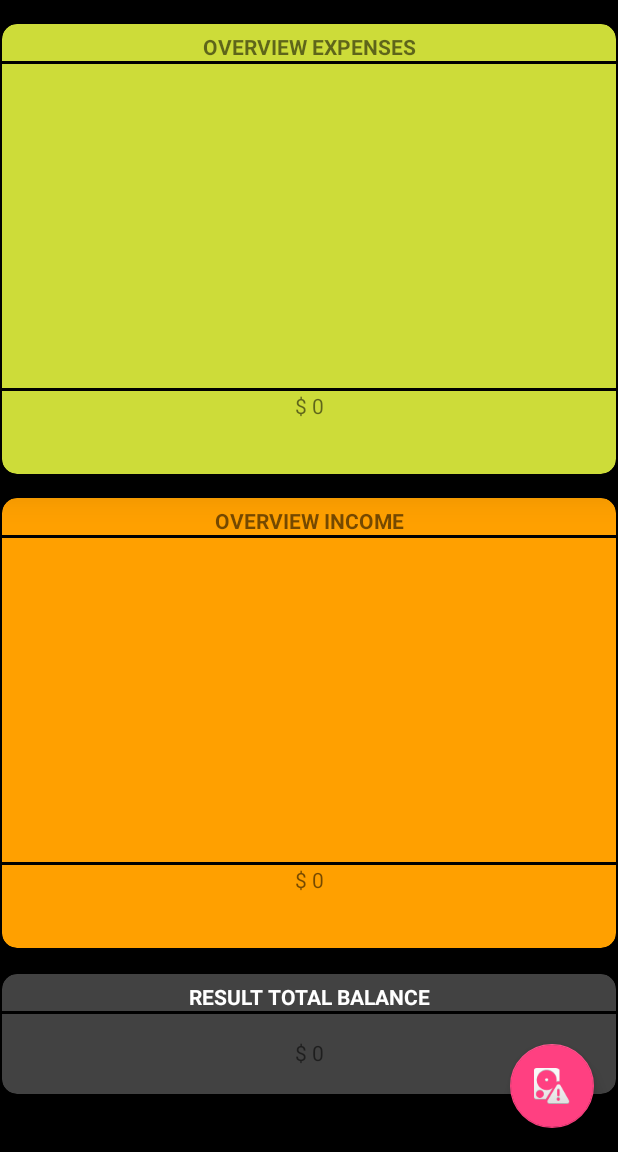
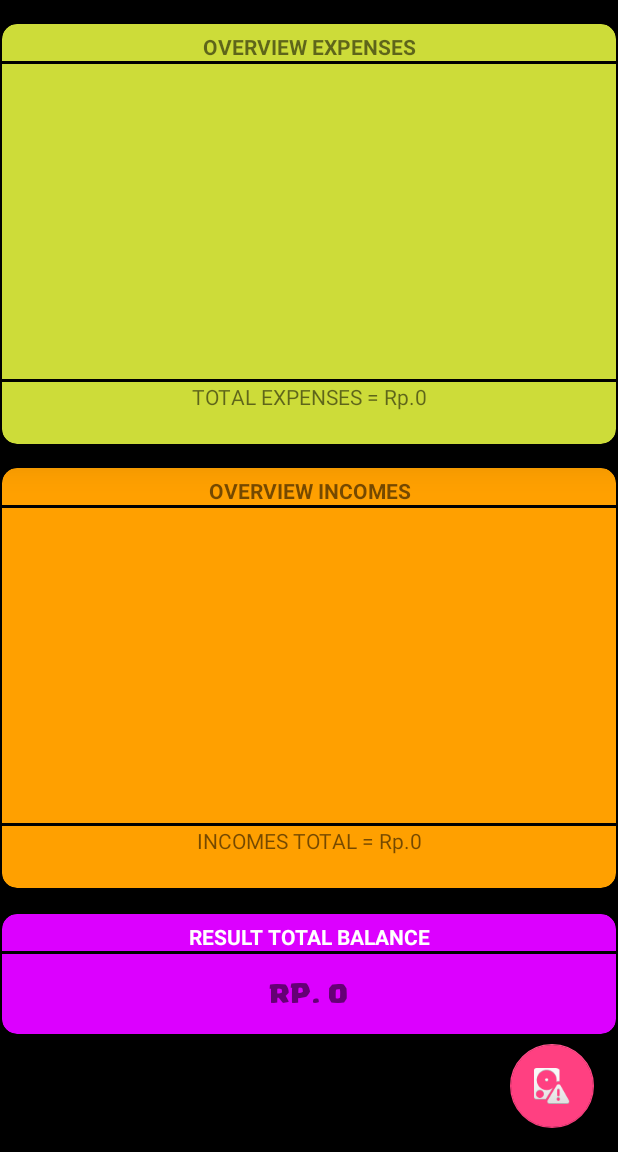
Before and after one commit to soeltz7fold/AdvancedApp, an Android app: the fragment DashboardPage placed in its activity, on a phone screen of 412 x 824 dp, the part 84-1236 px from its top. Run offline under Robolectric (Android 15) with nearby library versions, the phone set to English and light mode, and no system bars.

Commit message:
DashboardPage CRUD updated

```diff
--- a/app/src/main/java/x7a/droid/advancedapp/DashboardPage.java
+++ b/app/src/main/java/x7a/droid/advancedapp/DashboardPage.java
@@ -3,6 +3,7 @@ package x7a.droid.advancedapp;
 import android.content.DialogInterface;
 import android.database.Cursor;
 import android.graphics.Color;
+import android.graphics.Typeface;
 import android.os.Bundle;
 import android.support.v4.app.Fragment;
 import android.support.v4.app.FragmentManager;
@@ -50,13 +51,6 @@ public class DashboardPage extends Fragment {
 //            ViewGroup parent = (ViewGroup)view.getParent();
 //            parent.removeView(view);
 
-
-//        TextView title_exp = (TextView) view.findViewById(R.id.tv_expenses_title);
-//        TextView title_inc = (TextView) view.findViewById(R.id.tv_income_title);
-//        TextView txtDesc_exp = (TextView) view.findViewById(R.id.txt_desc_exp);
-//        TextView tvTotalExpenses = (TextView) view.findViewById(R.id.tv_total_expenses);
-//        TextView tvTotalIncome = (TextView) view.findViewById(R.id.tv_total_income);
-//        TextView txtAmount_exp = (TextView) view.findViewById(R.id.txt_amount_inc);
         ListView lv_expanses_obj = (ListView) view.findViewById(R.id.lv_expenses);
         ListView lv_incomes_obj = (ListView) view.findViewById(R.id.lv_incomes);
         TextView expTotal = (TextView)view.findViewById(R.id.tv_total_expenses);
@@ -78,14 +72,14 @@ public class DashboardPage extends Fragment {
         descriptIn.setInputType(InputType.TYPE_CLASS_TEXT);
         descriptIn.setHint("Description");
         descriptIn.setTextColor(Color.parseColor("#c0c0c0"));
-        descriptIn.setHintTextColor(Color.parseColor("#ffffff"));
+        descriptIn.setHintTextColor(Color.parseColor("#3F51B5"));
         descriptIn.setEnabled(false);
         descriptIn.setGravity(Gravity.CENTER);
         //Amount Temporary
         amountIn.setInputType(InputType.TYPE_CLASS_NUMBER);
         amountIn.setHint("Amount");
         amountIn.setTextColor(Color.parseColor("#c0c0c0"));
-        amountIn.setHintTextColor(Color.parseColor("#ffffff"));
+        amountIn.setHintTextColor(Color.parseColor("#3F51B5"));
         amountIn.setGravity(Gravity.CENTER);
         amountIn.setEnabled(false);
         //Update Temporary
@@ -93,7 +87,9 @@ public class DashboardPage extends Fragment {
         update.setTextColor(Color.parseColor("#1E824C"));
         update.setGravity(Gravity.CENTER);
         update.setBackgroundColor(Color.parseColor("#66CC99"));
-        //Cursor
+
+
+        // CURSOR ADAPTER INCOMES
         SimpleCursorAdapter AdapterExp = new SimpleCursorAdapter(view.getContext(),
                 R.layout.custom_data_list, expenses,
                 new String[] {"description_exp","amount_exp"},
@@ -103,7 +99,7 @@ public class DashboardPage extends Fragment {
             @Override
             public void onItemClick(AdapterView<?> parent, View view, int position, long id) {
                 expenses.moveToPosition(position);
-                final int rowId = expenses.getInt(expenses.getColumnIndexOrThrow("id_exp"));
+                final int rowId = expenses.getInt(expenses.getColumnIndexOrThrow("_id"));
                 final String descriptionTemp = expenses.getString(expenses.getColumnIndex("description_exp"));
                 final String amountTemp = expenses.getString(expenses.getColumnIndex("amount_exp"));
                 AlertDialog.Builder alert = new AlertDialog.Builder(getActivity());
@@ -113,7 +109,7 @@ public class DashboardPage extends Fragment {
         LinearLayout layoutD = new LinearLayout(getActivity());
         layoutD.setOrientation(LinearLayout.VERTICAL);
         layoutD.setPadding (5,5,5,5);
-        layoutD.setBackgroundColor(Color.parseColor("#E9D460"));
+        layoutD.setBackgroundColor(Color.parseColor("#3F51B5"));
         layoutD.addView(descriptIn);
         layoutD.addView(amountIn);
         layoutD.addView(update);
@@ -143,7 +139,7 @@ public class DashboardPage extends Fragment {
             //ALERT EXPENSES
             alert.setCancelable(false)
                 .setTitle("Data Expanses")
-                .setMessage("Please Input New Data or Delete to remove : ")
+                .setMessage("Update Data? Or Delete To Remove : ")
                 .setPositiveButton("Cancel", new DialogInterface.OnClickListener(){
                     @Override
                     public void onClick(DialogInterface dialog, int which) {
@@ -155,7 +151,7 @@ public class DashboardPage extends Fragment {
                 .setNegativeButton("DELETE", new DialogInterface.OnClickListener(){
                     @Override
                     public void onClick(DialogInterface dialog, int which) {
-                        int id = DB.delete_expenses(String.valueOf(rowId));
+                        int id_del = DB.delete_expenses(String.valueOf(rowId));
                         Toast.makeText(getActivity(), "Data Deleted", Toast.LENGTH_SHORT).show();
                         refreshFragment();
                         dialog.dismiss();
@@ -176,7 +172,7 @@ public class DashboardPage extends Fragment {
         });
 
 
-
+        // CURSOR ADAPTER INCOMES
         SimpleCursorAdapter AdapterInc = new SimpleCursorAdapter(getActivity(),
                 R.layout.custom_data_list, incomes,
                 new String[]{"description_inc", "amount_inc"},
@@ -186,7 +182,7 @@ public class DashboardPage extends Fragment {
             @Override
             public void onItemClick(AdapterView<?> parent, View view, int position, long id) {
                 expenses.moveToPosition(position);
-                final int rowId = incomes.getInt(incomes.getColumnIndexOrThrow("id_inc"));
+                final int rowId = incomes.getInt(incomes.getColumnIndexOrThrow("_id"));
                 final String descriptionTemp = incomes.getString(incomes.getColumnIndex("description_inc"));
                 final String amountTemp = incomes.getString(incomes.getColumnIndex("amount_inc"));
                 alert = new AlertDialog.Builder(getActivity());
@@ -196,7 +192,7 @@ public class DashboardPage extends Fragment {
                 LinearLayout LayoutD = new LinearLayout(getActivity());
                 LayoutD.setOrientation(LinearLayout.VERTICAL);
                 LayoutD.setPadding(5,5,5,5);
-                LayoutD.setBackgroundColor(Color.parseColor("#E9D460"));
+                LayoutD.setBackgroundColor(Color.parseColor("#3F51B5"));
                 LayoutD.addView(descriptIn);
                 LayoutD.addView(amountIn);
                 LayoutD.addView(update);
@@ -225,7 +221,7 @@ public class DashboardPage extends Fragment {
                 //ALERT INCOMES
                 alert.setCancelable(false)
                         .setTitle("Data Incomes")
-                        .setMessage("Please Input New Data or Delete to remove : ")
+                        .setMessage("Update Data? Or Delete To Remove : ")
                         .setPositiveButton("Cancel", new DialogInterface.OnClickListener(){
                             @Override
                             public void onClick(DialogInterface dialog, int which) {
@@ -237,7 +233,7 @@ public class DashboardPage extends Fragment {
                         .setNegativeButton("DELETE", new DialogInterface.OnClickListener(){
                             @Override
                             public void onClick(DialogInterface dialog, int which) {
-                                int id = DB.delete_expenses(String.valueOf(rowId));
+                                int id_inc = DB.delete_income(String.valueOf(rowId));
                                 Toast.makeText(getActivity(), "Data Deleted", Toast.LENGTH_SHORT).show();
                                 refreshFragment();
                                 dialog.dismiss();
@@ -262,14 +258,17 @@ public class DashboardPage extends Fragment {
         while (expenses.moveToNext()){
             sumExp += expenses.getInt(expenses.getColumnIndex("amount_exp"));
         }
-        expTotal.setText("$ "+String.valueOf(sumExp));
+        expTotal.setText("TOTAL EXPENSES = Rp."+String.valueOf(sumExp));
 
         int sumInc = 0;
         while (incomes.moveToNext()){
             sumInc += incomes.getInt(incomes.getColumnIndex("amount_inc"));
         }
-        incTotal.setText("$ "+String.valueOf(sumInc));
-        balTotal.setText("$ "+String.valueOf(sumInc-sumExp));
+        incTotal.setText("INCOMES TOTAL = Rp."+String.valueOf(sumInc));
+
+        balTotal.setText("RP. "+String.valueOf(sumInc-sumExp));
+        Typeface supercell = Typeface.createFromAsset(getContext().getAssets(), "fonts/Supercell.ttf");
+        balTotal.setTypeface(supercell);
         DB.close();
         return view;
     }
--- a/app/src/main/java/x7a/droid/advancedapp/DatabaseHelper.java
+++ b/app/src/main/java/x7a/droid/advancedapp/DatabaseHelper.java
@@ -24,12 +24,12 @@ public class DatabaseHelper extends SQLiteOpenHelper{
     public static final String TABLE_CREATE_EXPENSES = "CREATE TABLE " + TABLE_NAME_EXPENSES +"("+
             COL_1_EXP + " INTEGER PRIMARY KEY AUTOINCREMENT, "+
             COL_2_EXP + " TEXT, "+
-            COL_3_EXP + " TETX); ";
-//            COL_3_EXP + " INT); ";
+            COL_3_EXP + " INT); ";
+//            COL_3_EXP + " TEXT); ";
     public static final String TABLE_CREATE_INCOMES = "CREATE TABLE " + TABLE_NAME_INCOMES +"("+
             COL_1_INC + " INTEGER PRIMARY KEY AUTOINCREMENT, "+
             COL_2_INC + " TEXT, "+
-            COL_3_INC + " TEXT); ";
+            COL_3_INC + " INT); ";
 
     public DatabaseHelper(Context context) {
         super(context, DATABASE_NAME, null, DATABASE_VERSION);
--- a/app/src/main/res/layout/fragment_dashboard_page.xml
+++ b/app/src/main/res/layout/fragment_dashboard_page.xml
@@ -16,7 +16,7 @@
 
     <android.support.v7.widget.CardView
             android:layout_width="match_parent"
-            android:layout_height="300dp"
+            android:layout_height="280dp"
             android:padding="@dimen/activity_horizontal_margin"
             android:layout_marginTop="@dimen/activity_horizontal_margin"
             android:layout_marginLeft="@dimen/cardview_compat_inset_shadow"
@@ -37,7 +37,7 @@
                     android:layout_width="match_parent"
                     android:layout_height="wrap_content"
                     android:layout_marginTop="5dp"
-                    android:text="OVERVIEW EXPENSES"
+                    android:text="@string/overview_expenses"
                     android:textAlignment="center"
                     android:id="@+id/tv_expenses_title"
                     android:textStyle="bold"/>
@@ -54,8 +54,8 @@
                     android:background="@color/black"/>
 
                 <ListView
-                    android:layout_width="wrap_content"
-                    android:layout_height="200dp"
+                    android:layout_width="match_parent"
+                    android:layout_height="210dp"
                     android:id="@+id/lv_expenses">
 
                 </ListView>
@@ -63,7 +63,6 @@
                 <View
                     android:layout_width="match_parent"
                     android:layout_height="2dp"
-                    android:layout_marginTop="@dimen/activity_vertical_margin"
                     android:layout_gravity="center"
                     android:background="@color/black"/>
 
@@ -78,7 +77,7 @@
 
         <android.support.v7.widget.CardView
             android:layout_width="match_parent"
-            android:layout_height="300dp"
+            android:layout_height="280dp"
             android:padding="@dimen/activity_horizontal_margin"
             android:layout_marginLeft="@dimen/cardview_compat_inset_shadow"
             android:layout_marginRight="@dimen/cardview_compat_inset_shadow"
@@ -96,7 +95,7 @@
                     android:layout_width="match_parent"
                     android:layout_height="wrap_content"
                     android:layout_marginTop="5dp"
-                    android:text="OVERVIEW INCOME"
+                    android:text="@string/overview_incomes"
                     android:textAlignment="center"
                     android:id="@+id/tv_income_title"
                     android:textStyle="bold"/>
@@ -107,14 +106,13 @@
                     android:layout_gravity="center"
                     android:background="@color/black"/>
                 <ListView
-                    android:layout_width="wrap_content"
-                    android:layout_height="200dp"
+                    android:layout_width="match_parent"
+                    android:layout_height="210dp"
                     android:id="@+id/lv_incomes" />
                 <View
                     android:layout_width="match_parent"
                     android:layout_height="2dp"
                     android:layout_gravity="center"
-                    android:layout_marginTop="@dimen/activity_vertical_margin"
                     android:background="@color/black"/>
                 <TextView
                     android:layout_width="match_parent"
@@ -135,7 +133,7 @@
         android:layout_marginTop="@dimen/cardview_compat_inset_shadow"
         android:layout_marginBottom="@dimen/activity_horizontal_margin"
         app:cardCornerRadius="10dp"
-        app:cardBackgroundColor="@color/cardview_dark_background">
+        app:cardBackgroundColor="@color/purple">
         <LinearLayout
             android:layout_width="match_parent"
             android:layout_height="match_parent"
--- a/app/src/main/res/layout/fragment_welcome.xml
+++ b/app/src/main/res/layout/fragment_welcome.xml
@@ -4,18 +4,25 @@
     android:orientation="vertical"
     android:layout_width="match_parent"
     android:layout_height="match_parent"
-    android:background="@color/purple"
+    android:background="@color/white_pure"
     android:id="@+id/fragment_welcome"
     xmlns:tools="http://schemas.android.com/tools"
     tools:context="x7a.droid.advancedapp.WelcomePage">
 
-    <TextView
-        android:layout_width="match_parent"
+    <ImageView
+        android:layout_width="wrap_content"
         android:layout_height="wrap_content"
-        android:layout_marginTop="@dimen/activity_horizontal_margin"
-        android:text="WELCOME"
-        android:textAlignment="center"
-        android:textStyle="bold"
-        android:layout_gravity="center" />
+        android:id="@+id/imageView"
+        android:layout_gravity="center"
+        android:background="@drawable/logo_supercell"/>
+
+    <!--<TextView-->
+        <!--android:layout_width="match_parent"-->
+        <!--android:layout_height="wrap_content"-->
+        <!--android:layout_marginTop="@dimen/activity_horizontal_margin"-->
+        <!--android:text="WELCOME"-->
+        <!--android:textAlignment="center"-->
+        <!--android:textStyle="bold"-->
+        <!--android:layout_gravity="center_horizontal|top" />-->
 
 </FrameLayout>
--- a/app/src/main/res/values/colors.xml
+++ b/app/src/main/res/values/colors.xml
@@ -9,4 +9,6 @@
     <color name="darkacent">#AFB42B</color>
     <color name="gray">#B1BCBE</color>
     <color name="purple">#DC00FF</color>
+    <color name="custom_yellow">#E9D460</color>
+    <color name="white_pure">#FFFFFF</color>
 </resources>
--- a/app/src/main/res/values/strings.xml
+++ b/app/src/main/res/values/strings.xml
@@ -16,4 +16,7 @@
     <string name="total_income">TOTAL INCOME =</string>
     <string name="btn_income">ADD INCOME</string>
     <string name="btn_expenses">ADD EXPENSES</string>
+    <string name="rupiah">Rp.</string>
+    <string name="overview_incomes">OVERVIEW INCOMES</string>
+    <string name="overview_expenses">OVERVIEW EXPENSES</string>
 </resources>
```
Also changed, not shown: app/src/main/res/layout/custom_data_list.xml (+13 -7 lines), app/src/main/res/drawable/logo_supercell.jpg (added).
